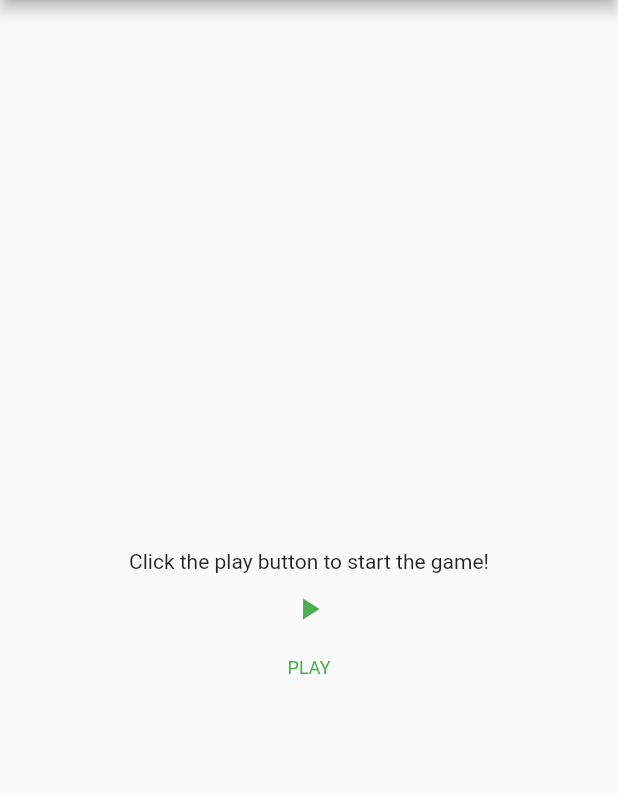
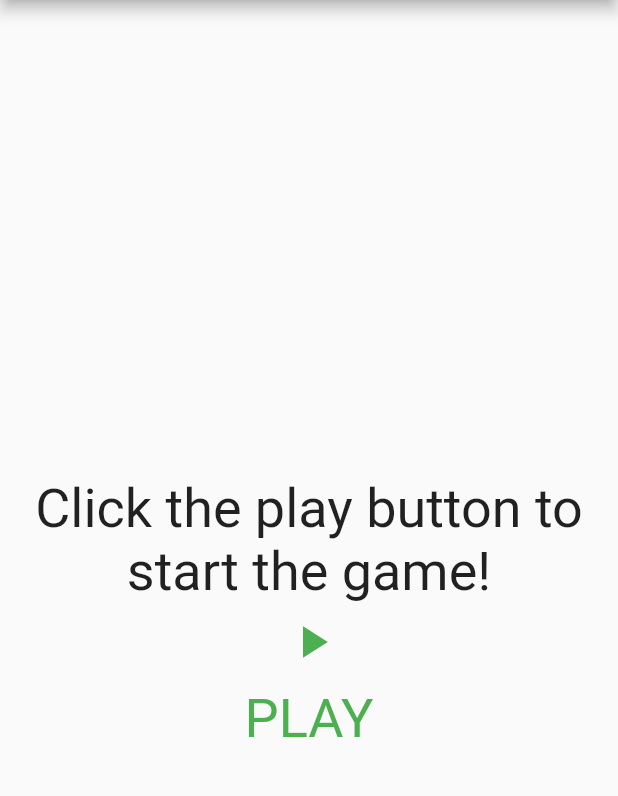
Before and after one commit to AlexanderSambale/Acroulette, a Flutter app: the screen it shows after launch, on a phone screen of 412 x 824 dp, the part 84-880 px from its top. Run offline on Flutter 3.47's test engine with Material 2 defaults, Android fonts, the phone set to English and light mode, and no system bars; our stand-ins replace bloc, equatable, flutter_bloc, flutter_tts; missing offline and left inert: vosk_flutter_plugin.

Commit message:
Improve UI Increase size of Widgets Align text to center

```diff
--- a/lib/main.dart
+++ b/lib/main.dart
@@ -135,8 +135,15 @@ class _MyHomePageState extends State<MyHomePage> {
                 return Container(
                     padding: EdgeInsets.only(top: 50.0),
                     child: Column(children: [
-                      Text(text),
-                      if (figure != "") Text(figure),
+                      Text(text,
+                          textAlign: TextAlign.center,
+                          style: TextStyle(
+                              fontSize: 36.0, fontWeight: FontWeight.w400)),
+                      if (figure != "")
+                        Text(figure,
+                            textAlign: TextAlign.center,
+                            style: TextStyle(
+                                fontSize: 36.0, fontWeight: FontWeight.w400)),
                       Row(
                           mainAxisAlignment: MainAxisAlignment.spaceEvenly,
                           children: [
@@ -175,7 +182,7 @@ class _MyHomePageState extends State<MyHomePage> {
         mainAxisAlignment: MainAxisAlignment.center,
         children: [
           IconButton(
-              icon: Icon(icon),
+              icon: Icon(icon, size: 36.0),
               color: color,
               splashColor: splashColor,
               onPressed: () => func()),
@@ -183,7 +190,7 @@ class _MyHomePageState extends State<MyHomePage> {
               margin: const EdgeInsets.only(top: 8.0),
               child: Text(label,
                   style: TextStyle(
-                      fontSize: 12.0,
+                      fontSize: 36.0,
                       fontWeight: FontWeight.w400,
                       color: color)))
         ]);
--- a/pubspec.yaml
+++ b/pubspec.yaml
@@ -15,7 +15,7 @@ publish_to: 'none' # Remove this line if you wish to publish to pub.dev
 # In iOS, build-name is used as CFBundleShortVersionString while build-number used as CFBundleVersion.
 # Read more about iOS versioning at
 # https://developer.apple.com/library/archive/documentation/General/Reference/InfoPlistKeyReference/Articles/CoreFoundationKeys.html
-version: 1.0.0+1
+version: 0.2.2
 
 environment:
   sdk: ">=2.17.1 <3.0.0"
```
